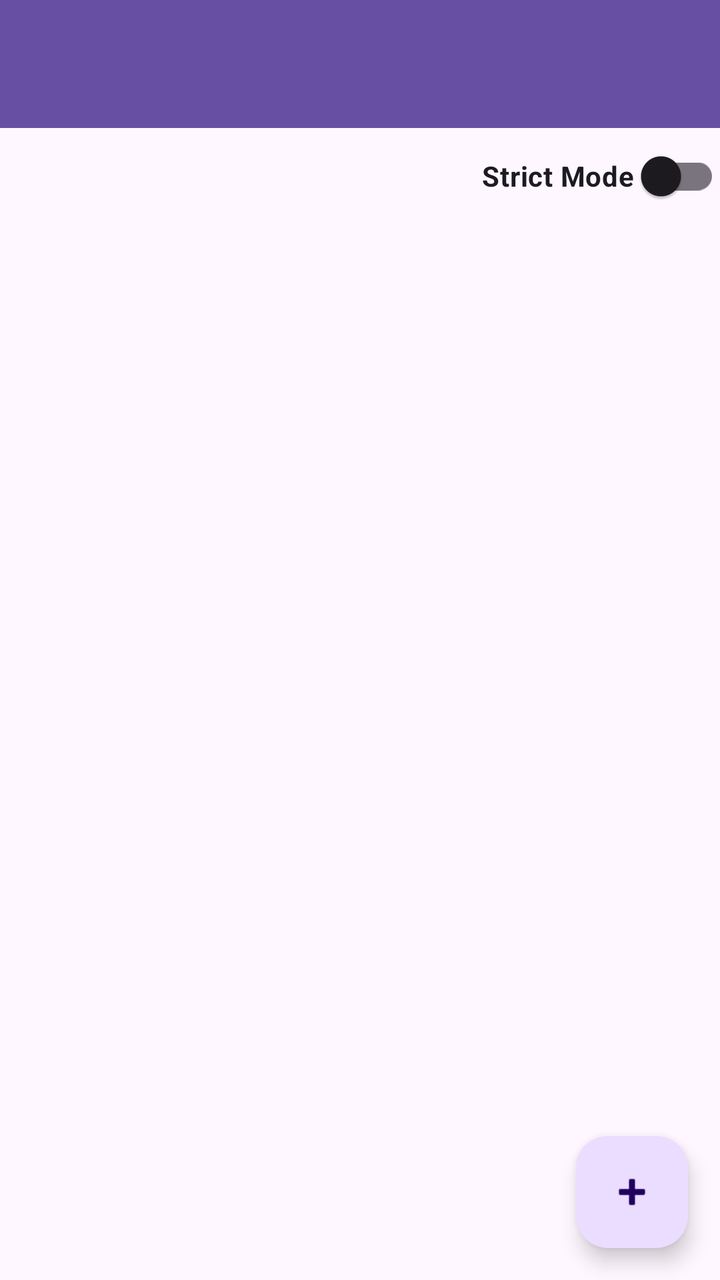
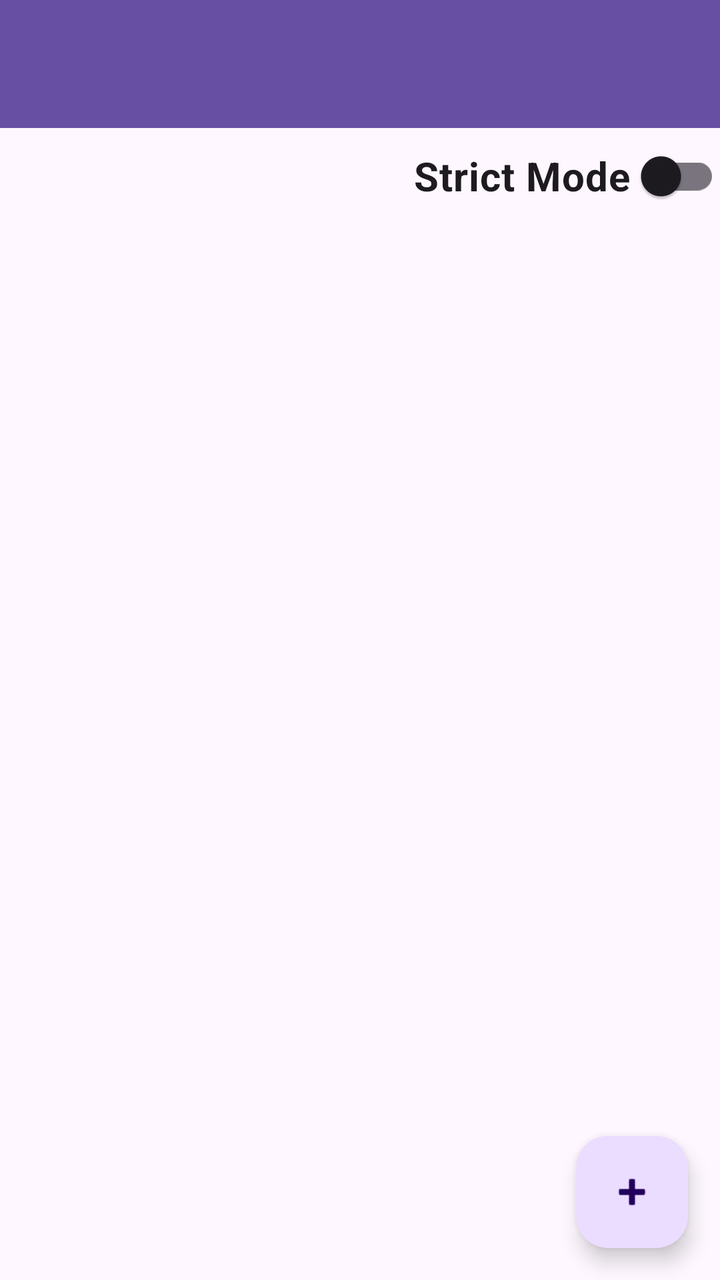

Screens rendered from an Android XML layout before and after an edit, with the pre-edit source and the edit as a unified diff.
<!-- AndroidManifest.xml: application theme Theme.Pomodoro -->
<!-- res/layout/activity_main.xml -->
<?xml version="1.0" encoding="utf-8"?>
<androidx.drawerlayout.widget.DrawerLayout xmlns:android="http://schemas.android.com/apk/res/android"
    xmlns:app="http://schemas.android.com/apk/res-auto"
    android:id="@+id/drawer_layout"
    android:layout_width="match_parent"
    android:layout_height="match_parent">

    <RelativeLayout
        android:layout_width="match_parent"
        android:layout_height="match_parent"
        android:padding="0dp">
        <androidx.appcompat.widget.Toolbar
            android:id="@+id/toolbar"
            android:layout_width="match_parent"
            android:layout_height="?attr/actionBarSize"
            android:background="?attr/colorPrimary"
            android:theme="@style/ThemeOverlay.Material3.Dark.ActionBar" />

        <TextView
            android:id="@+id/text_dev_indicator"
            android:layout_width="match_parent"
            android:layout_height="wrap_content"
            android:layout_below="@id/toolbar"
            android:layout_marginBottom="8dp"
            android:background="#FFCDD2"
            android:padding="8dp"
            android:text="DEV MODE ACTIVE"
            android:textAlignment="center"
            android:textColor="#B00020"
            android:textStyle="bold"
            android:visibility="gone" />

        <androidx.appcompat.widget.SwitchCompat
            android:id="@+id/switch_strict_mode"
            android:layout_width="wrap_content"
            android:layout_height="wrap_content"
            android:layout_below="@id/text_dev_indicator"
            android:layout_alignParentEnd="true"
            android:text="Strict Mode "
            android:textStyle="bold" />

        <androidx.recyclerview.widget.RecyclerView
            android:id="@+id/recycler_view_tasks"
            android:layout_width="match_parent"
            android:layout_height="match_parent"
            android:layout_below="@id/switch_strict_mode"
            android:layout_marginTop="16dp" />

        <com.google.android.material.floatingactionbutton.FloatingActionButton
            android:id="@+id/fab_add_task"
            android:layout_width="wrap_content"
            android:layout_height="wrap_content"
            android:layout_alignParentEnd="true"
            android:layout_alignParentBottom="true"
            android:layout_margin="16dp"
            android:contentDescription="Add Task"
            android:src="@android:drawable/ic_input_add" />
    </RelativeLayout>

    <com.google.android.material.navigation.NavigationView
        android:id="@+id/nav_view"
        android:layout_width="wrap_content"
        android:layout_height="match_parent"
        android:layout_gravity="start"
        app:menu="@menu/drawer_menu" />

</androidx.drawerlayout.widget.DrawerLayout>
<!-- resources referenced by this layout -->
<resources>
  <style name="Theme.Pomodoro" parent="Base.Theme.Pomodoro" />
  <style name="Base.Theme.Pomodoro" parent="Theme.Material3.DayNight.NoActionBar">
          
          
      </style>
</resources>

<!-- the commit's change to res/layout/activity_main.xml (unified diff, before → after) -->
@@ -25,6 +25,7 @@
             android:background="#FFCDD2"
             android:padding="8dp"
             android:text="DEV MODE ACTIVE"
+            android:textSize="20sp"
             android:textAlignment="center"
             android:textColor="#B00020"
             android:textStyle="bold"
@@ -36,6 +37,7 @@
             android:layout_height="wrap_content"
             android:layout_below="@id/text_dev_indicator"
             android:layout_alignParentEnd="true"
+            android:textSize="20sp"
             android:text="Strict Mode "
             android:textStyle="bold" />
 
@@ -62,6 +64,7 @@
         android:layout_width="wrap_content"
         android:layout_height="match_parent"
         android:layout_gravity="start"
+        app:itemTextAppearance="@style/CustomDrawerTextAppearance"
         app:menu="@menu/drawer_menu" />
 
 </androidx.drawerlayout.widget.DrawerLayout>
<!-- resource entries referenced after the edit -->
@@ -1,9 +1,36 @@
 <!-- resources referenced by this layout -->
 <resources>
+  <style name="CustomDrawerTextAppearance" parent="TextAppearance.Material3.BodyLarge">
+          <item name="android:textSize">20sp</item>
+      </style>
   <style name="Theme.Pomodoro" parent="Base.Theme.Pomodoro" />
   <style name="Base.Theme.Pomodoro" parent="Theme.Material3.DayNight.NoActionBar">
           
           
+          <item name="alertDialogTheme">@style/CustomAlertDialogTheme</item>
+          <item name="materialButtonStyle">@style/CustomButtonStyle</item>
+      </style>
+  <style name="CustomAlertDialogTheme" parent="ThemeOverlay.Material3.MaterialAlertDialog">
+          <item name="materialAlertDialogTitleTextStyle">@style/CustomAlertDialogTitleStyle</item>
+          <item name="materialAlertDialogBodyTextStyle">@style/CustomAlertDialogBodyStyle</item>
+          <item name="buttonBarButtonStyle">@style/CustomAlertButtonStyle</item>
+      </style>
+  <style name="CustomButtonStyle" parent="Widget.Material3.Button">
+          <item name="android:textSize">16sp</item>
+          <item name="android:minHeight">55dp</item>
+          <item name="android:paddingTop">12dp</item>
+          <item name="android:paddingBottom">12dp</item>
+          <item name="android:paddingStart">30dp</item>
+          <item name="android:paddingEnd">30dp</item>
+      </style>
+  <style name="CustomAlertDialogTitleStyle" parent="MaterialAlertDialog.Material3.Title.Text">
+          <item name="android:textSize">24sp</item>
+      </style>
+  <style name="CustomAlertDialogBodyStyle" parent="MaterialAlertDialog.Material3.Body.Text">
+          <item name="android:textSize">19sp</item>
+      </style>
+  <style name="CustomAlertButtonStyle" parent="Widget.Material3.Button.TextButton.Dialog">
+          <item name="android:textSize">16sp</item>
       </style>
 </resources>
 
